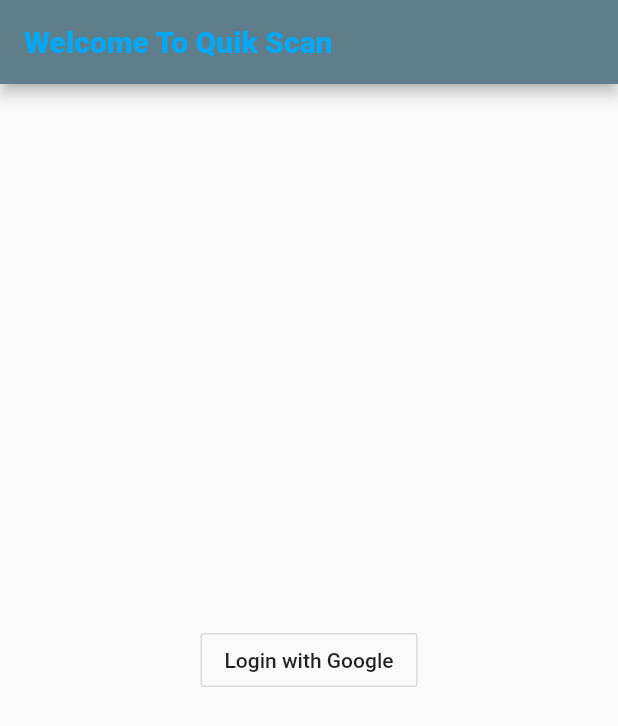
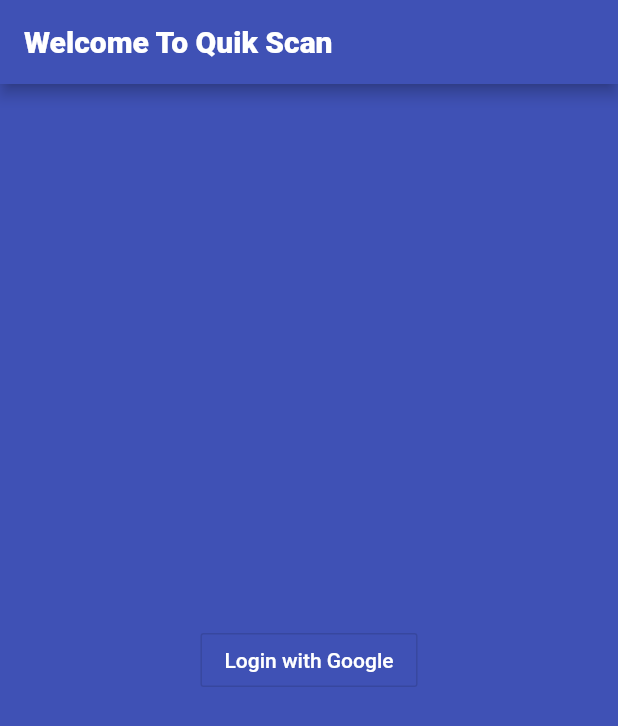
Before and after one commit to sumeet98/Quik-Scan, a Flutter app: the screen it shows after launch, on a phone screen of 412 x 824 dp. Shown: the top 726 px of the screen. Run offline on Flutter 3.47's test engine with Material 2 defaults, Android fonts, the phone set to English and light mode, and no system bars; our stand-ins replace google_sign_in.

Commit message:
cosmetic changes

```diff
--- a/lib/login.dart
+++ b/lib/login.dart
@@ -41,10 +41,11 @@ class _LoginState extends State<Login> {
         title: Text("Welcome To Quik Scan",
         style: TextStyle(
           fontWeight: FontWeight.w800,
-          color: Colors.lightBlue,
+          color: Colors.white,
         ),
         ),
       ),
+      backgroundColor: Colors.indigo,
       body: Center(
             child: _isLoggedIn
                 ? Column(
@@ -59,7 +60,8 @@ class _LoginState extends State<Login> {
                   )
                 : Center(
                     child: OutlineButton(
-                      child: Text("Login with Google"),
+                      child: Text("Login with Google",),
+                      textColor: Colors.white,
                       onPressed: () {
                         _login();
                       },
--- a/lib/main.dart
+++ b/lib/main.dart
@@ -11,7 +11,7 @@ class MyApp extends StatelessWidget {
     return MaterialApp(
       title: 'Welcome to Quik Scan',
       theme: ThemeData(
-        primarySwatch: Colors.blueGrey,
+        primarySwatch: Colors.indigo,
       ),
       home: Login(title: 'Welcome to Quik Scan'),
     );
```
